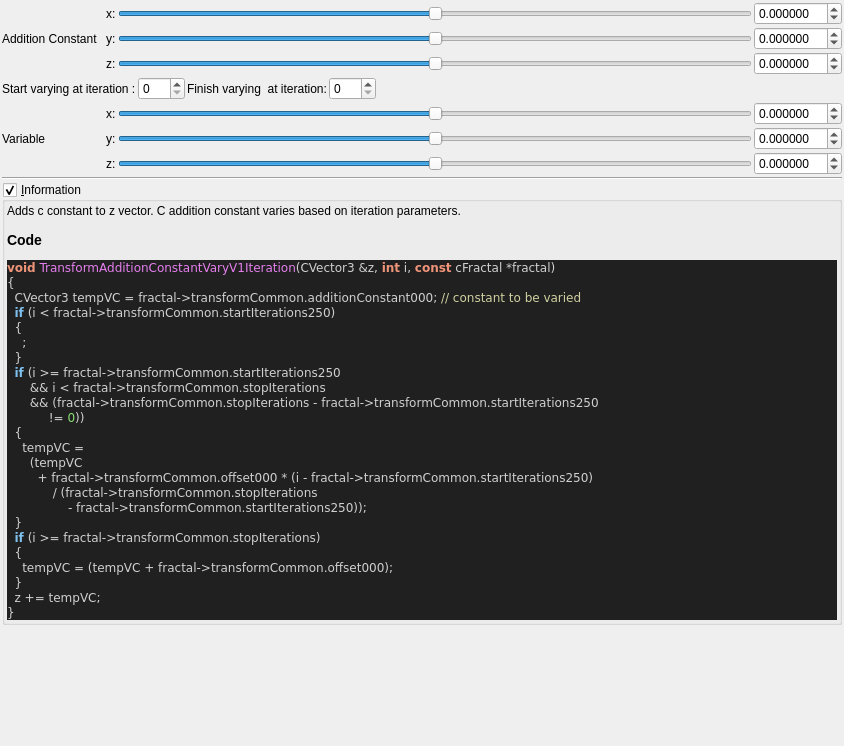
This is mandelbulber2/qt_data/fractal_transf_addition_constant_varyV1.ui in buddhi1980/mandelbulber2 as Qt 5 draws it before an edit. The edited form follows.
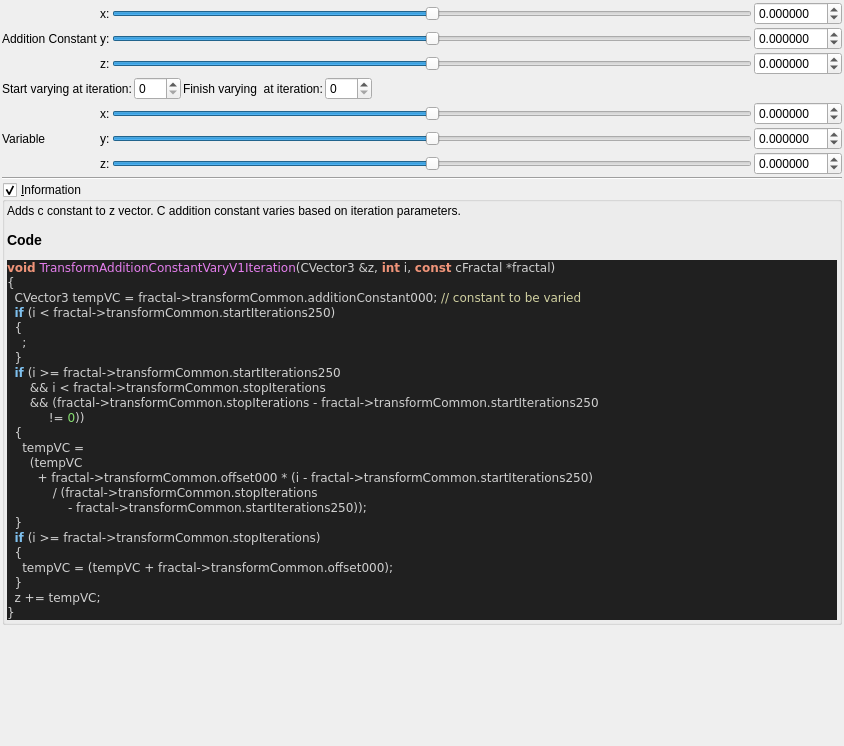
This is the edited form. Custom widgets are drawn as their Qt base class.

What changed in the file:
```diff
--- a/mandelbulber2/qt_data/fractal_transf_addition_constant_varyV1.ui
+++ b/mandelbulber2/qt_data/fractal_transf_addition_constant_varyV1.ui
@@ -372,7 +372,7 @@
      <item row="1" column="0">
       <widget class="QLabel" name="label_164">
        <property name="text">
-        <string>Addition Constant  </string>
+        <string>Addition Constant</string>
        </property>
       </widget>
      </item>
@@ -434,7 +434,7 @@
        <item row="0" column="0">
         <widget class="QLabel" name="label_171">
          <property name="text">
-          <string>Start varying at iteration :</string>
+          <string>Start varying at iteration:</string>
          </property>
         </widget>
        </item>
```
